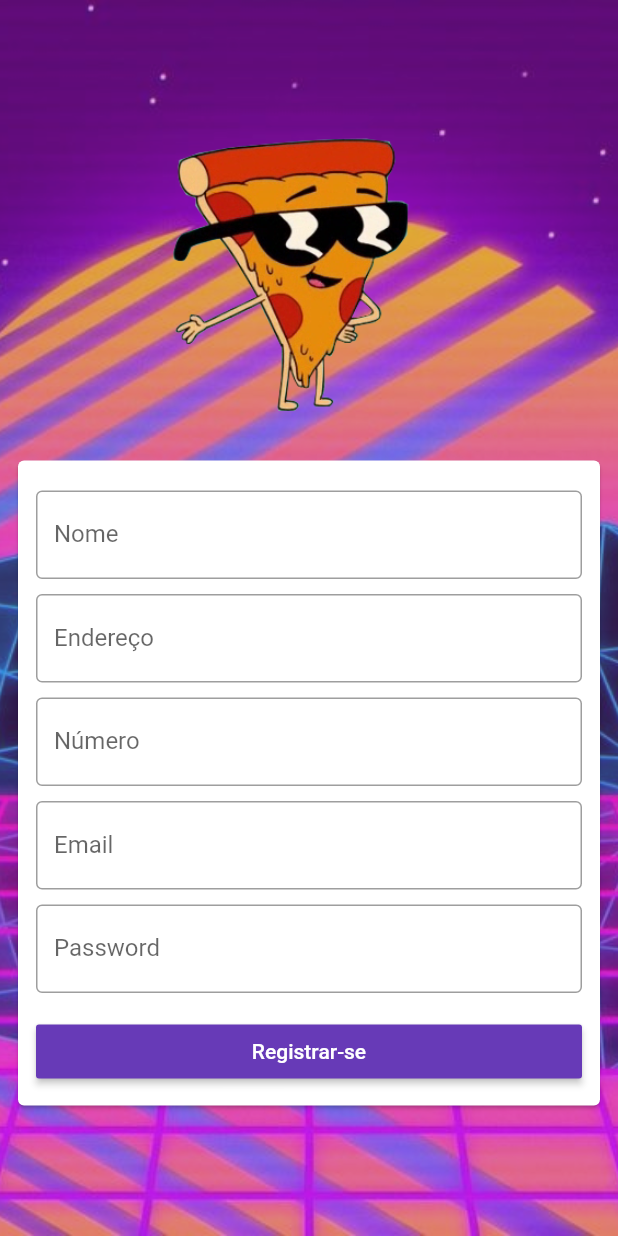
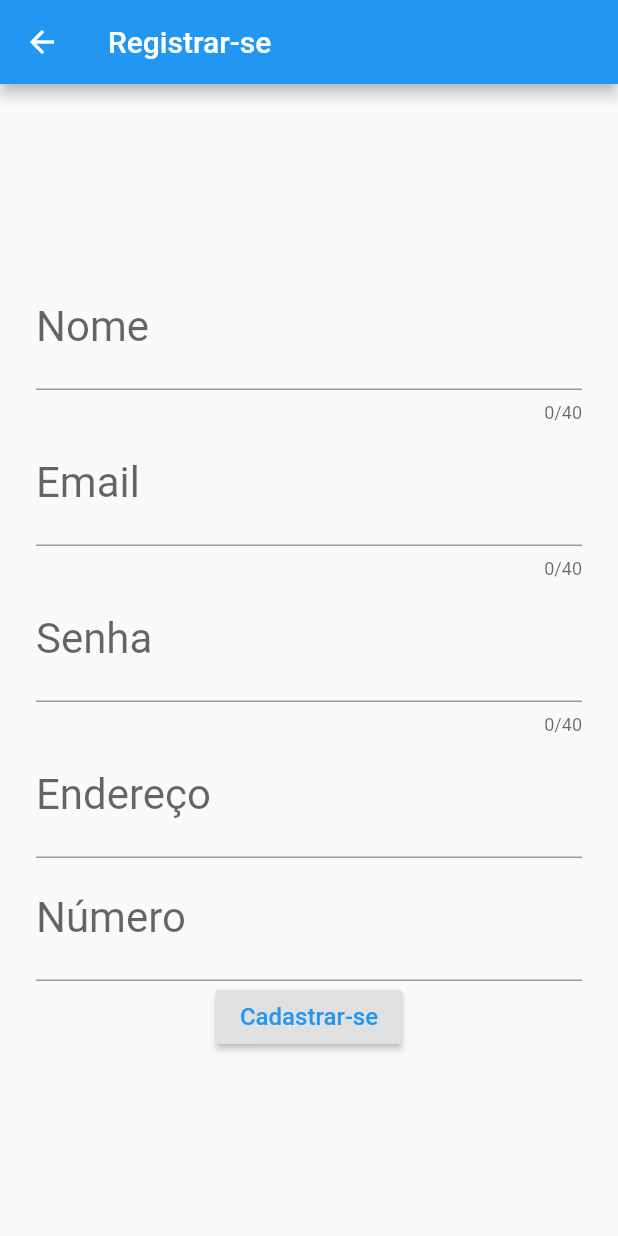
Before and after one commit to ThalesLoreto/atividade-flutter-04, a Flutter app: the screen it shows after launch, after a tap on "Criar uma conta", on a phone screen of 412 x 824 dp. Run offline on Flutter 3.47's test engine with Material 2 defaults, Android fonts, the phone set to English and light mode, and no system bars; our stand-ins replace flutter_bloc; accounts and stored records are empty.

Commit message:
Finish to add Block

```diff
--- a/devpizza/lib/login_page.dart
+++ b/devpizza/lib/login_page.dart
@@ -3,8 +3,8 @@ import 'package:flutter/material.dart';
 import 'home_page.dart';
 
 class LoginPage extends StatelessWidget {
-  String email = '';
-  String password = '';
+  String email;
+  String password;
 
   Widget _body(BuildContext context) {
     return Column(
@@ -80,7 +80,7 @@ class LoginPage extends StatelessWidget {
                               Navigator.push(
                                   context,
                                   MaterialPageRoute(
-                                    builder: (context) => RegisterPage(),
+                                    builder: (context) => UserForm(),
                                   ));
                             },
                             child: Container(
--- a/devpizza/lib/model/user.dart
+++ b/devpizza/lib/model/user.dart
@@ -1,7 +1,7 @@
 class User {
   String name;
   String street;
-  int streetNumber;
+  String streetNumber;
   String email;
   String password;
 
--- a/devpizza/lib/register_page.dart
+++ b/devpizza/lib/register_page.dart
@@ -1,142 +1,197 @@
+import 'package:devpizza/bloc/user_bloc.dart';
+import 'package:devpizza/events/add_user.dart';
+import 'package:devpizza/model/user.dart';
+
 import 'package:flutter/material.dart';
-import 'login_page.dart';
+import 'package:flutter_bloc/flutter_bloc.dart';
 
-class RegisterPage extends StatelessWidget {
-  String email;
-  String password;
-  String name;
-  String address;
-  String number;
+class UserForm extends StatefulWidget {
+  final User user;
+  final int userIndex;
 
-  Widget _body(BuildContext context) {
-    return Column(
-      children: [
-        SingleChildScrollView(
-          child: SizedBox(
-            width: MediaQuery.of(context).size.width,
-            height: MediaQuery.of(context).size.height,
-            child: Padding(
-              padding: const EdgeInsets.all(8.0),
+  UserForm({this.user, this.userIndex});
+
+  @override
+  State<StatefulWidget> createState() {
+    return UserFormState();
+  }
+}
+
+class UserFormState extends State<UserForm> {
+  String _name;
+  String _street;
+  String _streetNumber;
+  String _email;
+  String _password;
+
+  final GlobalKey<FormState> _formKey = GlobalKey<FormState>();
+
+  Widget _buildName() {
+    return TextFormField(
+      initialValue: _name,
+      decoration: InputDecoration(labelText: 'Nome'),
+      maxLength: 40,
+      style: TextStyle(fontSize: 28),
+      validator: (String value) {
+        if (value.isEmpty) {
+          return 'Nome é obrigatório!';
+        }
+        return null;
+      },
+      onSaved: (String value) {
+        _name = value;
+      },
+    );
+  }
+
+  Widget _buildStreet() {
+    return TextFormField(
+      initialValue: _street,
+      decoration: InputDecoration(labelText: 'Endereço'),
+      style: TextStyle(fontSize: 28),
+      validator: (String value) {
+        if (value.isEmpty) {
+          return 'Endereço é obrigatório!';
+        }
+        return null;
+      },
+      onSaved: (String value) {
+        _street = value;
+      },
+    );
+  }
+
+  Widget _buildStreetNumber() {
+    return TextFormField(
+      initialValue: _streetNumber,
+      decoration: InputDecoration(labelText: 'Número'),
+      style: TextStyle(fontSize: 28),
+      validator: (String value) {
+        int number = int.tryParse(value);
+
+        if (number == null || number <= 0) {
+          return 'Número da residência é obrigatório!';
+        }
+        return null;
+      },
+      onSaved: (String value) {
+        _streetNumber = value;
+      },
+    );
+  }
+
+  Widget _buildEmail() {
+    return TextFormField(
+      initialValue: _email,
+      decoration: InputDecoration(labelText: 'Email'),
+      maxLength: 40,
+      style: TextStyle(fontSize: 28),
+      validator: (String value) {
+        if (value.isEmpty) {
+          return 'Email é obrigatório!';
+        }
+        return null;
+      },
+      onSaved: (String value) {
+        _email = value;
+      },
+    );
+  }
+
+  Widget _buildPassword() {
+    return TextFormField(
+      initialValue: _password,
+      decoration: InputDecoration(labelText: 'Senha'),
+      maxLength: 40,
+      style: TextStyle(fontSize: 28),
+      validator: (String value) {
+        if (value.isEmpty) {
+          return 'Senha é obrigatória!';
+        }
+        return null;
+      },
+      onSaved: (String value) {
+        _password = value;
+      },
+    );
+  }
+
+  @override
+  void initState() {
+    super.initState();
+    if (widget.user != null) {
+      _name = widget.user.name;
+      _street = widget.user.street;
+      _streetNumber = widget.user.streetNumber;
+      _email = widget.user.email;
+      _password = widget.user.password;
+    }
+  }
+
+  @override
+  Widget build(BuildContext context) {
+    return Scaffold(
+      appBar: AppBar(title: Text("Registrar-se")),
+      body: Container(
+        margin: EdgeInsets.all(24),
+        child: Form(
+          key: _formKey,
           child: Column(
             mainAxisAlignment: MainAxisAlignment.center,
-                children: [
-                  Image.asset(
-                    'assets/images/Steve_Pizza.png',
-                    width: 200,
-                    height: 200,
+            children: <Widget>[
+              _buildName(),
+              _buildEmail(),
+              _buildPassword(),
+              _buildStreet(),
+              _buildStreetNumber(),
+              widget.user == null
+                  ? RaisedButton(
+                      child: Text(
+                        'Cadastrar-se',
+                        style: TextStyle(color: Colors.blue, fontSize: 16),
                       ),
-                  Container(
-                    height: 20,
+                      onPressed: () {
+                        if (!_formKey.currentState.validate()) {
+                          return;
+                        }
+
+                        _formKey.currentState.save();
+
+                        Navigator.pop(context);
+                      },
+                    )
+                  : Row(
+                      mainAxisAlignment: MainAxisAlignment.spaceEvenly,
+                      children: <Widget>[
+                        RaisedButton(
+                          child: Text(
+                            "Update",
+                            style: TextStyle(color: Colors.blue, fontSize: 16),
                           ),
-                  Card(
-                    child: Padding(
-                      padding: const EdgeInsets.only(
-                          left: 12, right: 12, top: 20, bottom: 12),
-                      child: Column(
-                        children: [
-                          TextField(
-                            onChanged: (text) {
-                              name = text;
+                          onPressed: () {
+                            if (!_formKey.currentState.validate()) {
+                              print("form");
+                              return;
+                            }
+
+                            _formKey.currentState.save();
+
+                            Navigator.pop(context);
                           },
-                            keyboardType: TextInputType.name,
-                            decoration: InputDecoration(
-                              labelText: 'Nome',
-                              border: OutlineInputBorder(),
                         ),
+                        RaisedButton(
+                          child: Text(
+                            "Cancelar",
+                            style: TextStyle(color: Colors.red, fontSize: 16),
                           ),
-                          SizedBox(height: 10),
-                          TextField(
-                            onChanged: (text) {
-                              address = text;
-                            },
-                            keyboardType: TextInputType.streetAddress,
-                            decoration: InputDecoration(
-                              labelText: 'Endereço',
-                              border: OutlineInputBorder(),
+                          onPressed: () => Navigator.pop(context),
                         ),
-                          ),
-                          SizedBox(height: 10),
-                          TextField(
-                            onChanged: (text) {
-                              number = text;
-                            },
-                            keyboardType: TextInputType.number,
-                            decoration: InputDecoration(
-                              labelText: 'Número',
-                              border: OutlineInputBorder(),
-                            ),
-                          ),
-                          SizedBox(height: 10),
-                          TextField(
-                            onChanged: (text) {
-                              email = text;
-                            },
-                            keyboardType: TextInputType.emailAddress,
-                            decoration: InputDecoration(
-                              labelText: 'Email',
-                              border: OutlineInputBorder(),
-                            ),
-                          ),
-                          SizedBox(height: 10),
-                          TextField(
-                            onChanged: (text) {
-                              password = text;
-                            },
-                            obscureText: true,
-                            decoration: InputDecoration(
-                              labelText: 'Password',
-                              border: OutlineInputBorder(),
-                            ),
-                          ),
-                          SizedBox(height: 15),
-                          RaisedButton(
-                            textColor: Colors.white,
-                            color: Colors.deepPurple,
-                            onPressed: () {
-                              //aqui vem o código para adicionar um novo usuário
-                              Navigator.push(
-                                  context,
-                                  MaterialPageRoute(
-                                    builder: (context) => LoginPage(),
-                                  ));
-                            },
-                            child: Container(
-                                width: double.infinity,
-                                child: Text(
-                                  'Registrar-se',
-                                  textAlign: TextAlign.center,
-                                )),
-                          )
                       ],
-                      ),
-                    ),
                     ),
             ],
           ),
         ),
       ),
-        ),
-      ],
     );
   }
-
-  @override
-  Widget build(BuildContext context) {
-    return Scaffold(
-        body: Stack(
-      children: [
-        SizedBox(
-          height: MediaQuery.of(context).size.height,
-          child: Image.asset(
-            'assets/images/background.jpg',
-            fit: BoxFit.cover,
-          ),
-        ),
-        Container(
-          color: Colors.purple.withOpacity(0.3),
-        ),
-        _body(context),
-      ],
-    ));
 }
-}
```
Lines whose indentation alone changed are shown as unchanged.
